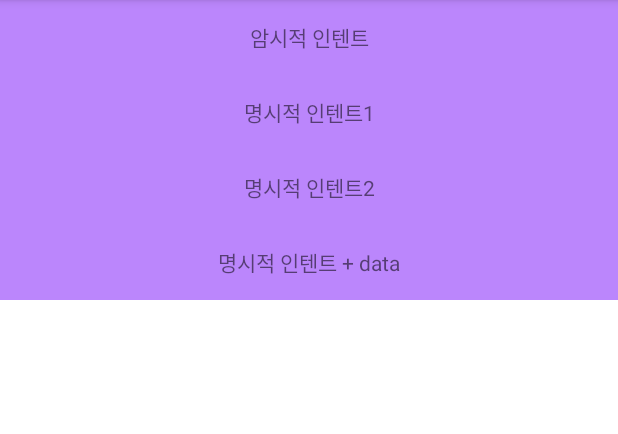
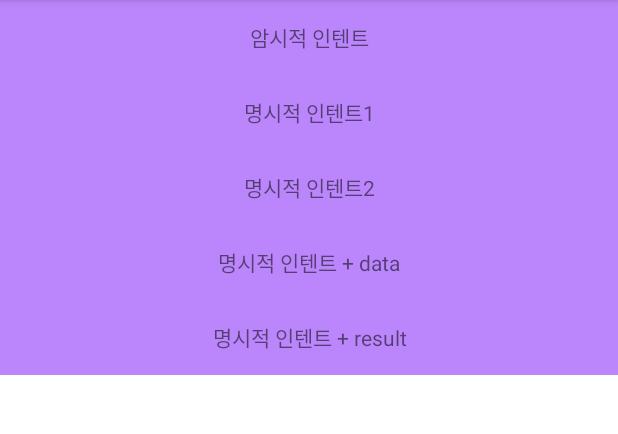
Before and after one commit to jyryuitpro/essentialConceptForAndroid, an Android app: the screen it shows after launch (Intent_One), on a phone screen of 412 x 824 dp, the part 84-518 px from its top. Run offline under Robolectric (Android 15) with nearby library versions, the phone set to English and light mode, and no system bars.

Commit message:
55. Intent - 실습 3편

```diff
--- a/app/src/main/java/안드로이드_기능/03-Intent.txt
+++ b/app/src/main/java/안드로이드_기능/03-Intent.txt
@@ -4,10 +4,9 @@ Intent
 - 3가지 종류
     - A야 B좀 해줘
     - B좀 해줘
+    - 데이터를 같이 전달할 수 있다 (해당 전화번호로 전화를 걸 때, 해당 전화번호(데이터)를 전달)
     ===================================
     - A야 B좀 해줘 그리고 다하면 알려줘
-
-- 데이터를 같이 전달할 수 있다 (해당 전화번호로 전화를 걸 때, 해당 전화번호(데이터)를 전달)
 
 - 명시적 인텐트 (Explicit Intent)
     - 누구야 이것 좀 해줘~
--- a/app/src/main/res/layout/activity_intent_one.xml
+++ b/app/src/main/res/layout/activity_intent_one.xml
@@ -39,4 +39,12 @@
         android:gravity="center"
         android:text="명시적 인텐트 + data" />
 
+    <TextView
+        android:id="@+id/intent_four"
+        android:layout_width="match_parent"
+        android:layout_height="50dp"
+        android:background="@color/purple_200"
+        android:gravity="center"
+        android:text="명시적 인텐트 + result" />
+
 </androidx.appcompat.widget.LinearLayoutCompat>
```
Also changed, not shown: app/src/main/java/io/jyryuitpro/essentialconceptforandroid/Intent_One.kt (+36 -0 lines), app/src/main/java/io/jyryuitpro/essentialconceptforandroid/Intent_Two.kt (+10 -0 lines), app/src/main/res/layout/activity_intent_two.xml (+0 -7 lines).
